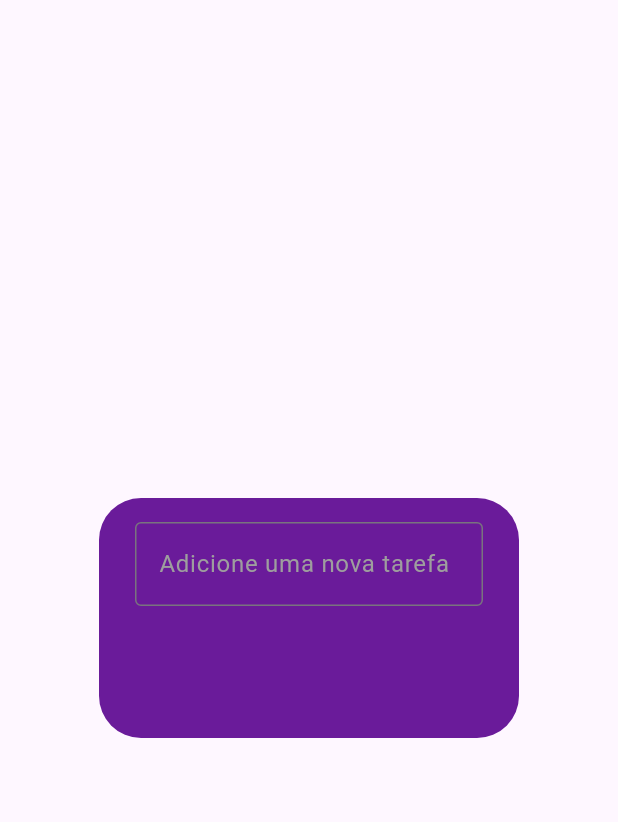
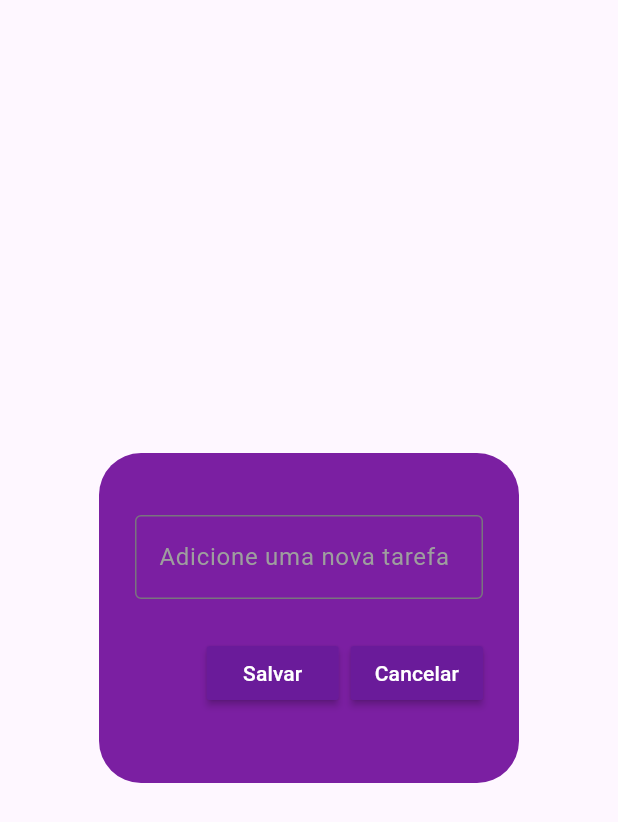
Before and after one commit to aguiarHugo/to_do_list, a Flutter app: the DialogBox widget shown alone on an empty page, opened directly, on a phone screen of 412 x 824 dp. Shown: the top 822 px of the screen. Run offline on Flutter 3.47's test engine with Material 3 defaults, Android fonts, the phone set to English and light mode, and no system bars.

Commit message:
Height increased

```diff
--- a/lib/utils/dialogbox.dart
+++ b/lib/utils/dialogbox.dart
@@ -1,6 +1,7 @@
 // ignore_for_file: prefer_const_literals_to_create_immutables, prefer_const_constructors
 
 import "package:flutter/material.dart";
+import "package:to_do_list/utils/action_buttons.dart";
 
 class DialogBox extends StatelessWidget {
   const DialogBox({super.key});
@@ -8,10 +9,11 @@ class DialogBox extends StatelessWidget {
   @override
   Widget build(BuildContext context) {
     return AlertDialog(
-      backgroundColor: Colors.purple[800],
-      content: Container(
-        height: 120,
-        child: Column(children: [
+      backgroundColor: Colors.purple[700],
+      content: SizedBox(
+        height: 180,
+        child:
+            Column(mainAxisAlignment: MainAxisAlignment.spaceEvenly, children: [
           // get user input
           TextField(
             style: TextStyle(
@@ -27,6 +29,14 @@ class DialogBox extends StatelessWidget {
           ),
 
           // buttons
+          Row(
+            mainAxisAlignment: MainAxisAlignment.end,
+            children: [
+              ActionButtons(text: "Salvar", onPressed: () {}),
+              const SizedBox(width: 8),
+              ActionButtons(text: "Cancelar", onPressed: () {})
+            ],
+          )
         ]),
       ),
     );
```
